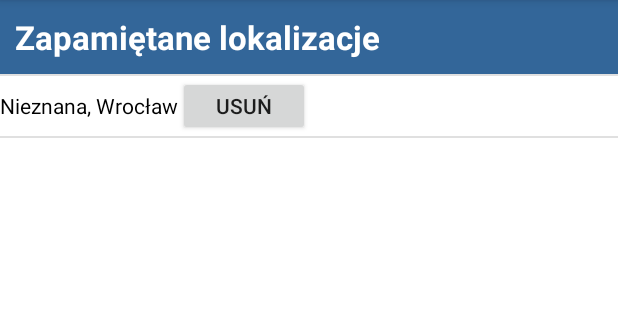
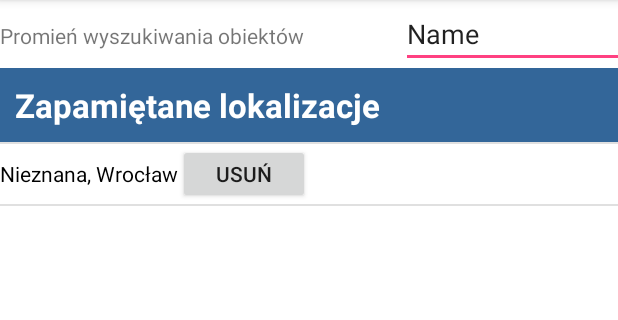
Before and after one commit to mtwolak/zwis2017, an Android app: the ActivityOptions screen opened directly, with no data from a screen before it, on a phone screen of 412 x 824 dp, the part 84-404 px from its top. Run offline under Robolectric (Android 15) with nearby library versions, the phone set to English and light mode, and no system bars.

Commit message:
Zmiana nazwy przycisku z zapamiętanych lokalizacji na ustawienia

```diff
--- a/impl/app/src/main/AndroidManifest.xml
+++ b/impl/app/src/main/AndroidManifest.xml
@@ -38,8 +38,8 @@
         <activity
             android:name=".screen.maps.MapActivity"
             android:label="@string/title_activity_area_map" />
-        <activity android:name=".screen.localization.SavedLocalizationAdapter" />
-        <activity android:name=".screen.localization.ActivitySavedLocalization" />
+        <activity android:name=".screen.options.SavedLocalizationAdapter" />
+        <activity android:name=".screen.options.ActivityOptions" />
         <activity android:name=".screen.region.RegionActivity"></activity>
     </application>
 
--- a/impl/app/src/main/java/pwr/edu/pl/zwis2017/screen/main/MainActivity.java
+++ b/impl/app/src/main/java/pwr/edu/pl/zwis2017/screen/main/MainActivity.java
@@ -14,7 +14,7 @@ import android.widget.Toast;
 import pwr.edu.pl.zwis2017.R;
 import pwr.edu.pl.zwis2017.db.localization.LocalizationManagerDatabase;
 import pwr.edu.pl.zwis2017.db.localization.LocalizationWithCityNamer;
-import pwr.edu.pl.zwis2017.screen.localization.ActivitySavedLocalization;
+import pwr.edu.pl.zwis2017.screen.options.ActivityOptions;
 import pwr.edu.pl.zwis2017.screen.maps.MapActivity;
 import pwr.edu.pl.zwis2017.screen.region.RegionActivity;
 
@@ -65,7 +65,7 @@ public class MainActivity extends AppCompatActivity {
         findViewById(R.id.rememberedLocalizationBtn).setOnClickListener(new View.OnClickListener() {
             @Override
             public void onClick(View v) {
-                Intent intent = new Intent(MainActivity.this, ActivitySavedLocalization.class);
+                Intent intent = new Intent(MainActivity.this, ActivityOptions.class);
                 startActivity(intent);
 
             }
--- a/impl/app/src/main/java/pwr/edu/pl/zwis2017/screen/localization/ActivitySavedLocalization.java
+++ b/impl/app/src/main/java/pwr/edu/pl/zwis2017/screen/options/ActivityOptions.java
@@ -1,4 +1,4 @@
-package pwr.edu.pl.zwis2017.screen.localization;
+package pwr.edu.pl.zwis2017.screen.options;
 
 import android.support.v7.app.AppCompatActivity;
 import android.os.Bundle;
@@ -10,7 +10,7 @@ import android.widget.Toast;
 import pwr.edu.pl.zwis2017.R;
 import pwr.edu.pl.zwis2017.db.localization.LocalizationManagerDatabase;
 
-public class ActivitySavedLocalization extends AppCompatActivity implements OnLocalizationDeleted {
+public class ActivityOptions extends AppCompatActivity implements OnLocalizationDeleted {
 
     private ListView listView1;
     private LocalizationManagerDatabase localizationDatabase;
@@ -46,7 +46,7 @@ public class ActivitySavedLocalization extends AppCompatActivity implements OnLo
 
     private void changeDefaultLocalization(String selectedLocalization) {
         localizationDatabase.setPrimaryLocalization(selectedLocalization);
-        Toast.makeText(ActivitySavedLocalization.this, PRIMARY_LOCALIZATION_CHANGED + selectedLocalization, Toast.LENGTH_SHORT).show();
+        Toast.makeText(ActivityOptions.this, PRIMARY_LOCALIZATION_CHANGED + selectedLocalization, Toast.LENGTH_SHORT).show();
     }
 
     @Override
--- a/impl/app/src/main/java/pwr/edu/pl/zwis2017/screen/localization/OnLocalizationDeleted.java
+++ b/impl/app/src/main/java/pwr/edu/pl/zwis2017/screen/options/OnLocalizationDeleted.java
@@ -1,4 +1,4 @@
-package pwr.edu.pl.zwis2017.screen.localization;
+package pwr.edu.pl.zwis2017.screen.options;
 
 public interface OnLocalizationDeleted {
     void onItemDeleted(String positionToDelete);
--- a/impl/app/src/main/java/pwr/edu/pl/zwis2017/screen/localization/SavedLocalizationAdapter.java
+++ b/impl/app/src/main/java/pwr/edu/pl/zwis2017/screen/options/SavedLocalizationAdapter.java
@@ -1,4 +1,4 @@
-package pwr.edu.pl.zwis2017.screen.localization;
+package pwr.edu.pl.zwis2017.screen.options;
 
 import android.view.LayoutInflater;
 import android.view.View;
@@ -14,11 +14,11 @@ import pwr.edu.pl.zwis2017.R;
 
 public class SavedLocalizationAdapter extends ArrayAdapter<String> {
 
-    private ActivitySavedLocalization parentActivity;
+    private ActivityOptions parentActivity;
     private int layoutResourceId;
     private List<String> data;
 
-    public SavedLocalizationAdapter(ActivitySavedLocalization parent, int layoutResourceId, String[] data) {
+    public SavedLocalizationAdapter(ActivityOptions parent, int layoutResourceId, String[] data) {
         super(parent, layoutResourceId, data);
         this.parentActivity = parent;
         this.layoutResourceId = layoutResourceId;
--- a/impl/app/src/main/res/layout/activity_main.xml
+++ b/impl/app/src/main/res/layout/activity_main.xml
@@ -79,7 +79,7 @@
                 android:id="@+id/rememberedLocalizationBtn"
                 android:layout_width="wrap_content"
                 android:layout_height="wrap_content"
-                android:text="Zapamiętane lokalizacje" />
+                android:text="Ustawienia" />
 
         </TableRow>
 
--- a/impl/app/src/main/res/layout/activity_saved_localization.xml
+++ b/impl/app/src/main/res/layout/activity_saved_localization.xml
@@ -4,12 +4,44 @@
     android:orientation="vertical"
     android:layout_width="fill_parent"
     android:layout_height="fill_parent"
-    android:background="#FFFFFF">
+    android:background="#FFFFFF"
+    android:weightSum="1">
 
-    <ListView
-        android:id="@+id/listView1"
-        android:layout_width="fill_parent"
-        android:layout_height="fill_parent"
-        />
+    <TableLayout
+        android:layout_width="match_parent"
+        android:layout_height="match_parent">
+
+        <TableRow
+            android:layout_width="match_parent"
+            android:layout_height="match_parent">
+
+            <TextView
+                android:id="@+id/textView3"
+                android:layout_width="wrap_content"
+                android:layout_height="wrap_content"
+                android:text="Promień wyszukiwania obiektów" />
+
+            <EditText
+                android:id="@+id/editText4"
+                android:layout_width="wrap_content"
+                android:layout_height="wrap_content"
+                android:ems="10"
+                android:inputType="textPersonName"
+                android:text="Name" />
+        </TableRow>
+
+        <TableRow
+            android:layout_width="match_parent"
+            android:layout_height="match_parent" >
+
+            <ListView
+                android:id="@+id/listView1"
+                android:layout_width="fill_parent"
+                android:layout_height="374dp"
+                android:layout_weight="1.07" />
+        </TableRow>
+
+    </TableLayout>
+
 
 </LinearLayout>
```
